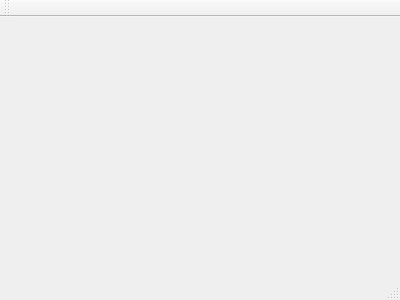
The window that Practica3/mainwindow.ui (Anibal96/Practica3) describes before a commit, drawn with Qt 5.
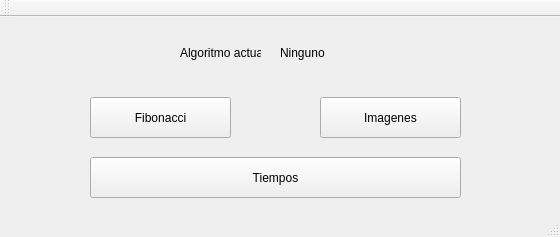
The same window after the commit.

What changed in the file:
```diff
--- a/Practica3/mainwindow.ui
+++ b/Practica3/mainwindow.ui
@@ -1,24 +1,105 @@
 <ui version="4.0">
  <class>MainWindow</class>
- <widget class="QMainWindow" name="MainWindow" >
-  <property name="geometry" >
+ <widget class="QMainWindow" name="MainWindow">
+  <property name="geometry">
    <rect>
     <x>0</x>
     <y>0</y>
-    <width>400</width>
-    <height>300</height>
+    <width>560</width>
+    <height>237</height>
    </rect>
   </property>
   <property name="windowTitle" >
    <string>MainWindow</string>
   </property>
-  <widget class="QMenuBar" name="menuBar" />
-  <widget class="QToolBar" name="mainToolBar" />
-  <widget class="QWidget" name="centralWidget" />
-  <widget class="QStatusBar" name="statusBar" />
+  <widget class="QWidget" name="centralWidget">
+   <widget class="QPushButton" name="btnFibonacci">
+    <property name="geometry">
+     <rect>
+      <x>90</x>
+      <y>80</y>
+      <width>141</width>
+      <height>41</height>
+     </rect>
+    </property>
+    <property name="text">
+     <string>Fibonacci</string>
+    </property>
+   </widget>
+   <widget class="QPushButton" name="btnImagenes">
+    <property name="geometry">
+     <rect>
+      <x>320</x>
+      <y>80</y>
+      <width>141</width>
+      <height>41</height>
+     </rect>
+    </property>
+    <property name="text">
+     <string>Imagenes</string>
+    </property>
+   </widget>
+   <widget class="QPushButton" name="btnTiempo">
+    <property name="geometry">
+     <rect>
+      <x>90</x>
+      <y>140</y>
+      <width>371</width>
+      <height>41</height>
+     </rect>
+    </property>
+    <property name="text">
+     <string>Tiempos</string>
+    </property>
+   </widget>
+   <widget class="QLabel" name="label">
+    <property name="geometry">
+     <rect>
+      <x>180</x>
+      <y>20</y>
+      <width>81</width>
+      <height>31</height>
+     </rect>
+    </property>
+    <property name="text">
+     <string>Algoritmo actual: </string>
+    </property>
+   </widget>
+   <widget class="QLabel" name="label_2">
+    <property name="geometry">
+     <rect>
+      <x>280</x>
+      <y>20</y>
+      <width>101</width>
+      <height>31</height>
+     </rect>
+    </property>
+    <property name="text">
+     <string>Ninguno</string>
+    </property>
+   </widget>
+  </widget>
+  <widget class="QMenuBar" name="menuBar">
+   <property name="geometry">
+    <rect>
+     <x>0</x>
+     <y>0</y>
+     <width>560</width>
+     <height>21</height>
+    </rect>
+   </property>
+  </widget>
+  <widget class="QToolBar" name="mainToolBar">
+   <attribute name="toolBarArea">
+    <enum>TopToolBarArea</enum>
+   </attribute>
+   <attribute name="toolBarBreak">
+    <bool>false</bool>
+   </attribute>
+  </widget>
+  <widget class="QStatusBar" name="statusBar"/>
  </widget>
- <layoutDefault spacing="6" margin="11" />
- <pixmapfunction></pixmapfunction>
+ <layoutdefault spacing="6" margin="11"/>
  <resources/>
  <connections/>
 </ui>
```
Left out of the diff: 3 changed lines with no effect on the pictures.
